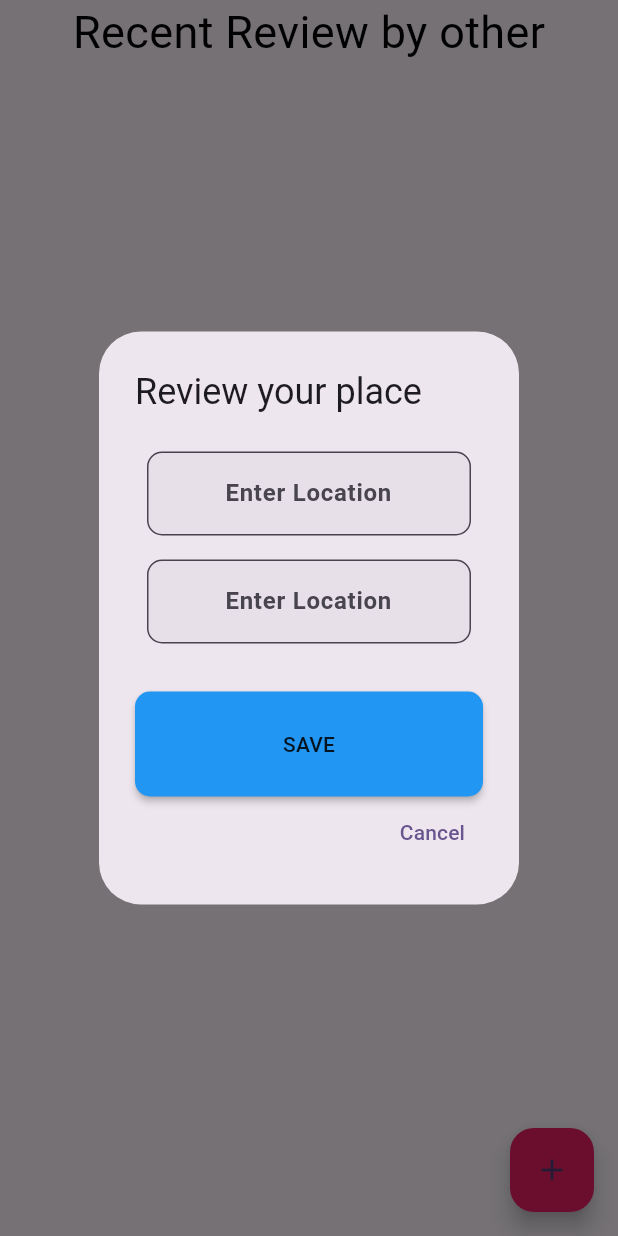
After one commit to SoftEngAliijaz/shopbiz_app, a Flutter app: the ReviewScreen screen opened directly, after a tap on the "add" icon, on a phone screen of 412 x 824 dp. The commit adds this screen. Run offline on Flutter 3.47's test engine with Material 3 defaults, Android fonts, the phone set to English and light mode, and no system bars; our stand-ins replace animated_text_kit, cached_network_image, carousel_slider, cloud_firestore, firebase_auth, firebase_core and 3 more; accounts and stored records are empty; network calls fail.

Commit message:
review screen

```diff
--- a/lib/components/drawer_component.dart
+++ b/lib/components/drawer_component.dart
@@ -6,7 +6,7 @@ import 'package:shopbiz_app/screens/crud_screens/add_product_screen.dart';
 import 'package:shopbiz_app/screens/crud_screens/delete_product_screen.dart';
 import 'package:shopbiz_app/screens/crud_screens/update_product_screen.dart';
 import 'package:shopbiz_app/screens/crud_screens/view_product_screen.dart';
-import 'package:shopbiz_app/screens/home/user_screens/profile_screen.dart';
+import 'package:shopbiz_app/screens/user_screens/profile_screen.dart';
 
 class Components {
   ///firebase auth instance
--- a/lib/main.dart
+++ b/lib/main.dart
@@ -1,6 +1,6 @@
 import 'package:firebase_core/firebase_core.dart';
 import 'package:flutter/material.dart';
-import 'package:shopbiz_app/screens/home/user_screens/user_activity_cycle.dart';
+import 'package:shopbiz_app/screens/user_screens/user_activity_cycle.dart';
 
 void main() async {
   WidgetsFlutterBinding.ensureInitialized();
--- /dev/null
+++ b/lib/screens/review_screen/review_screen.dart
@@ -0,0 +1,137 @@
+import 'package:cloud_firestore/cloud_firestore.dart';
+import 'package:flutter/material.dart';
+import 'package:fluttertoast/fluttertoast.dart';
+import 'package:shopbiz_app/widgets/custom_button.dart';
+import 'package:shopbiz_app/widgets/custom_text_field.dart';
+
+class ReviewScreen extends StatefulWidget {
+  const ReviewScreen({super.key});
+
+  @override
+  State<ReviewScreen> createState() => _ReviewScreenState();
+}
+
+class _ReviewScreenState extends State<ReviewScreen> {
+  TextEditingController locationController = TextEditingController();
+  TextEditingController viewController = TextEditingController();
+  bool isSaving = false;
+
+  showAlert(BuildContext context) {
+    showDialog(
+        context: context,
+        builder: (_) {
+          return AlertDialog(
+            title: const Text("Review your place"),
+            content: Form(
+                child: Column(
+              mainAxisSize: MainAxisSize.min,
+              children: [
+                Padding(
+                  padding: const EdgeInsets.all(8.0),
+                  child: CustomTextField(
+                    hintText: 'Enter Location',
+                    textEditingController: locationController,
+                  ),
+                ),
+                Padding(
+                  padding: const EdgeInsets.all(8.0),
+                  child: CustomTextField(
+                    textEditingController: viewController,
+                    hintText: 'Enter Location',
+                  ),
+                ),
+              ],
+            )),
+            actions: [
+              CustomButton(
+                  title: "SAVE",
+                  onPressed: () {
+                    saveReview();
+                    Navigator.pop(context);
+                  }),
+              TextButton(
+                  child: const Text("Cancel"),
+                  onPressed: () {
+                    Navigator.pop(context);
+                  }),
+            ],
+          );
+        });
+  }
+
+  saveReview() async {
+    setState(() {
+      isSaving = true;
+    });
+    await FirebaseFirestore.instance.collection('reviews').add({
+      'location': locationController.text,
+      'views': viewController.text
+    }).then((value) {
+      setState(() {
+        isSaving = false;
+        Fluttertoast.showToast(msg: 'review uploaded successfully');
+      });
+    });
+  }
+
+  @override
+  Widget build(BuildContext context) {
+    return Scaffold(
+      body: isSaving == true
+          ? const Center(child: CircularProgressIndicator())
+          : SafeArea(
+              child: Column(
+                children: [
+                  const Text(
+                    "Recent Review by other",
+                    style: TextStyle(fontSize: 30, color: Colors.black),
+                  ),
+                  Expanded(
+                    child: StreamBuilder(
+                      stream: FirebaseFirestore.instance
+                          .collection('reviews')
+                          .snapshots(),
+                      builder: (BuildContext context,
+                          AsyncSnapshot<QuerySnapshot> snapshot) {
+                        if (!snapshot.hasData) {
+                          return const Center(
+                              child: CircularProgressIndicator());
+                        }
+
+                        return ListView.builder(
+                          itemCount: snapshot.data!.docs.length,
+                          itemBuilder: (BuildContext context, int index) {
+                            final data = snapshot.data!.docs[index];
+                            return Padding(
+                              padding: const EdgeInsets.all(3.0),
+                              child: Card(
+                                elevation: 10,
+                                // color: Colors.primaries[Random().nextInt(17)],
+                                child: ListTile(
+                                  title: Text(
+                                    data['location'],
+                                    style: const TextStyle(
+                                        fontSize: 20, color: Colors.black),
+                                  ),
+                                  subtitle: Text(data['views']),
+                                ),
+                              ),
+                            );
+                          },
+                        );
+                      },
+                    ),
+                  ),
+                ],
+              ),
+            ),
+      floatingActionButton: FloatingActionButton(
+        backgroundColor: Colors.pink,
+        onPressed: () {
+          showAlert(context);
+        },
+        child: const Icon(Icons.add),
+      ),
+    );
+  }
+}
```
Also changed, not shown: lib/screens/user_screens/profile_screen.dart (renamed from lib/screens/home/user_screens/profile_screen.dart), lib/screens/user_screens/user_activity_cycle.dart (renamed from lib/screens/home/user_screens/user_activity_cycle.dart).
